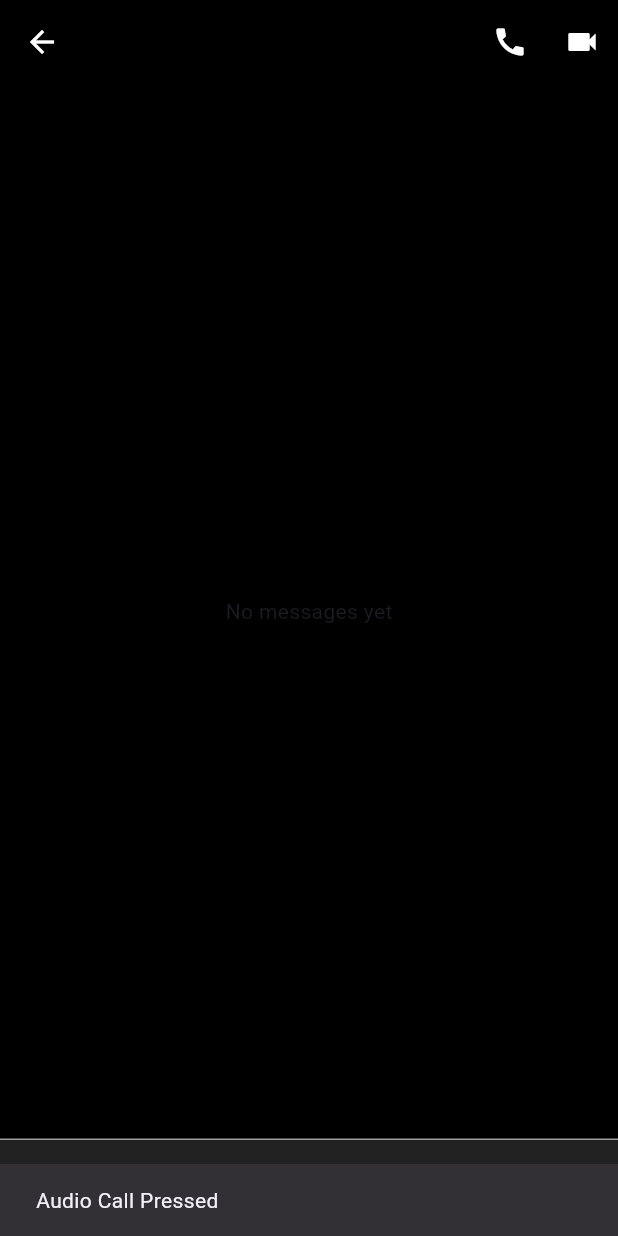
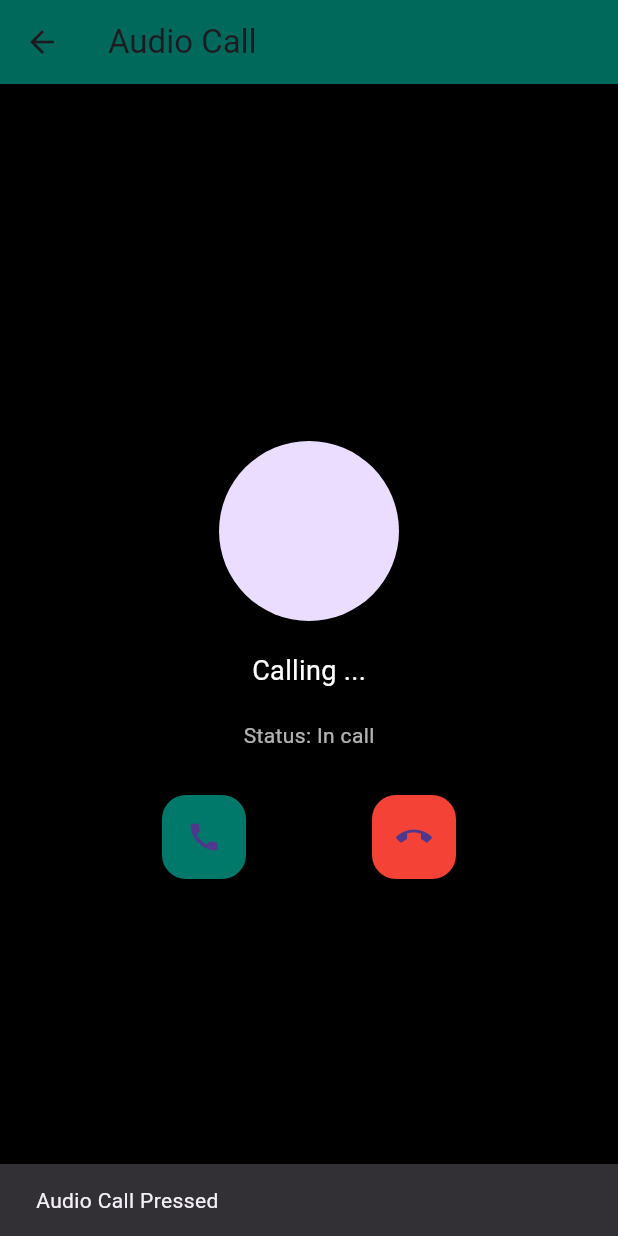
Before and after one commit to Anuja-js/fynxfitCoaches, a Flutter app: the CoachChatScreen screen opened directly with empty values, after a tap on the "call" icon, on a phone screen of 412 x 824 dp. Run offline on Flutter 3.47's test engine with Material 3 defaults, Android fonts, the phone set to English and light mode, and no system bars; our stand-ins replace bloc, cloud_firestore, dio, equatable, firebase_auth, firebase_core and 6 more; missing offline and left inert: flutter_webrtc; accounts and stored records are empty.

Commit message:
new changes

```diff
--- a/lib/views/bmi/bmi.dart
+++ b/lib/views/bmi/bmi.dart
@@ -25,7 +25,7 @@ class _BmiScreenState extends State<BmiScreen> {
           return Scaffold(
       backgroundColor: AppThemes.darkTheme.scaffoldBackgroundColor,
       appBar: AppBar(
-        title: CustomText(text:"BMI Calculator",),
+        title: const CustomText(text:"BMI Calculator",),
         backgroundColor: AppThemes.darkTheme.scaffoldBackgroundColor,
       ),
       body: Padding(
--- /dev/null
+++ b/lib/views/call/audio_call.dart
@@ -0,0 +1,131 @@
+import 'package:cloud_firestore/cloud_firestore.dart';
+import 'package:flutter/material.dart';
+import 'package:firebase_auth/firebase_auth.dart';
+import 'package:flutter_webrtc/flutter_webrtc.dart';
+import 'firestore_service.dart';
+import 'signaling.dart';
+
+class CoachAudioCallScreen extends StatefulWidget {
+  final String userId;
+  const CoachAudioCallScreen({super.key, required this.userId});
+
+  @override
+  State<CoachAudioCallScreen> createState() => CoachAudioCallScreenState();
+}
+
+class CoachAudioCallScreenState extends State<CoachAudioCallScreen> {
+  final user = FirebaseAuth.instance.currentUser;
+  late String roomId;
+  final _localRenderer = RTCVideoRenderer();
+  final _remoteRenderer = RTCVideoRenderer();
+  final _roomIdController = TextEditingController();
+  Signaling? signaling;
+  String _status = 'Idle';
+
+  @override
+  void initState() {
+    super.initState();
+    _localRenderer.initialize();
+    _remoteRenderer.initialize();
+    startCall(user!.uid.toString()+widget.userId, false);
+  }
+
+  @override
+  void dispose() {
+    signaling?.leaveCall();
+    _localRenderer.dispose();
+    _remoteRenderer.dispose();
+    _roomIdController.dispose();
+    super.dispose();
+  }
+
+  Future<void> startCall(String roomId, bool isCaller) async
+  {
+    setState(() => _status = isCaller ? 'Creating room...' : 'Joining room...');
+    try {
+      signaling = Signaling(
+        roomId: roomId,
+        localRenderer: _localRenderer,
+        remoteRenderer: _remoteRenderer,
+      );
+      await signaling!.init(isCaller: isCaller);
+      setState(() => _status = 'In call');
+    } catch (e) {
+      setState(() => _status = 'Error: $e');
+    }
+  }
+
+  Future<void> leaveCall() async {
+    final endTime = DateTime.now();
+    final duration = signaling?.startTime != null
+        ? endTime.difference(signaling!.startTime!).inSeconds
+        : 0;
+    await signaling?.leaveCall();
+
+    setState(() => _status = 'Call ended');
+    await FirestoreService().addCallHistory(
+      userId: widget.userId,
+      callData: {
+        'timestamp': Timestamp.now(),
+        'callWith': widget.userId,
+        'type':  'audio',
+        'duration': duration,
+      },
+    );
+
+    Navigator.pop(context);
+  }
+
+  @override
+  Widget build(BuildContext context) {
+    return Scaffold(
+      appBar: AppBar(
+        title: const Text('Audio Call'),
+        backgroundColor: Colors.teal[800],
+      ),
+      backgroundColor: Colors.black,
+      body: Center(
+        child: Padding(
+          padding: const EdgeInsets.all(24.0),
+          child: Column(
+            mainAxisAlignment: MainAxisAlignment.center,
+            children: [
+              CircleAvatar(
+                radius: 60,
+                // backgroundImage: NetworkImage(widget.),
+              ),
+              const SizedBox(height: 20),
+              Text(
+                'Calling ${widget.userId}...',
+                style: const TextStyle(color: Colors.white, fontSize: 18),
+              ),
+              const SizedBox(height: 20),
+              Text(
+                'Status: $_status',
+                style: const TextStyle(color: Colors.white70),
+              ),
+              const SizedBox(height: 30),
+              Row(
+                mainAxisAlignment: MainAxisAlignment.spaceEvenly,
+                children: [
+                  FloatingActionButton(
+                    heroTag: 'joinAudio',
+                    backgroundColor: Colors.teal[700],
+                    onPressed: () => startCall(widget.userId + user!.uid.toString(), false),
+                    child: const Icon(Icons.call),
+                  ),
+                  FloatingActionButton(
+                    heroTag: 'leaveAudio',
+                    backgroundColor: Colors.red,
+                    onPressed: leaveCall,
+                    child: const Icon(Icons.call_end),
+                  ),
+                ],
+              )
+            ],
+          ),
+        ),
+      ),
+    );
+  }
+}
--- /dev/null
+++ b/lib/views/call/signaling.dart
@@ -0,0 +1,140 @@
+import 'dart:developer';
+import 'package:cloud_firestore/cloud_firestore.dart';
+import 'package:flutter_webrtc/flutter_webrtc.dart';
+
+class Signaling {
+  final String roomId;
+  final RTCVideoRenderer localRenderer;
+  final RTCVideoRenderer remoteRenderer;
+
+  RTCPeerConnection? _peerConnection;
+  MediaStream? _localStream;
+  final _firestore = FirebaseFirestore.instance;
+  late final DocumentReference _roomRef;
+
+  bool isCaller = false;
+  DateTime? startTime; // ✅ Added to track call start time
+
+  Signaling({
+    required this.roomId,
+    required this.localRenderer,
+    required this.remoteRenderer,
+  });
+
+  Future<void> init({required bool isCaller}) async {
+    this.isCaller = isCaller;
+    startTime = DateTime.now(); // ✅ Capture call start time
+
+    _roomRef = _firestore.collection('calls').doc(roomId);
+
+    final config = {
+      'iceServers': [
+        {'urls': 'stun:stun.l.google.com:19302'},
+      ],
+    };
+
+    log('🎥 Fetching local media');
+    _localStream = await navigator.mediaDevices.getUserMedia({
+      'audio': true,
+      'video': {'facingMode': 'user'},
+    });
+    log('📶 Local stream ID: ${_localStream?.id}');
+    localRenderer.srcObject = _localStream;
+
+    _peerConnection = await createPeerConnection(config);
+    _peerConnection?.onConnectionState = (state) =>
+        log('🔌 ConnectionState: $state');
+
+    _peerConnection?.onIceCandidate = (candidate) {
+      log('🧩 ICE candidate: ${candidate.candidate}');
+      if (candidate.candidate != null) {
+        _roomRef
+            .collection(isCaller ? 'callerCandidates' : 'calleeCandidates')
+            .add(candidate.toMap());
+      }
+    };
+
+    _peerConnection?.onTrack = (event) {
+      log('🎯 onTrack streams count: ${event.streams.length}');
+      if (event.streams.isNotEmpty) {
+        log('✅ Attaching remote stream ID: ${event.streams[0].id}');
+        remoteRenderer.srcObject = event.streams[0];
+      }
+    };
+
+    _localStream?.getTracks().forEach((track) {
+      log('➕ Adding local track: ${track.kind}');
+      _peerConnection?.addTrack(track, _localStream!);
+    });
+
+    if (isCaller) {
+      log('📞 Creating offer');
+      final offer = await _peerConnection!.createOffer();
+      await _peerConnection!.setLocalDescription(offer);
+      log('📨 Offer SDP set');
+      await _roomRef.set({'offer': offer.toMap()});
+
+      _roomRef.snapshots().listen((snap) {
+        final data = snap.data() as Map<String, dynamic>?;
+        if (data != null && data['answer'] != null) {
+          log('📩 Received answer');
+          final ans = data['answer'];
+          _peerConnection?.setRemoteDescription(
+            RTCSessionDescription(ans['sdp'], ans['type']),
+          );
+        }
+      });
+
+      _roomRef.collection('calleeCandidates').snapshots().listen((snap) {
+        for (var c in snap.docChanges) {
+          final d = c.doc.data();
+          if (d != null) {
+            log('📡 Adding callee ICE candidate');
+            _peerConnection?.addCandidate(
+              RTCIceCandidate(d['candidate'], d['sdpMid'], d['sdpMLineIndex']),
+            );
+          }
+        }
+      });
+    } else {
+      log('📲 Joining existing call');
+      final doc = await _roomRef.get();
+      final data = doc.data() as Map<String, dynamic>;
+      log('📥 Got offer');
+      await _peerConnection!.setRemoteDescription(
+        RTCSessionDescription(data['offer']['sdp'], data['offer']['type']),
+      );
+
+      log('📞 Creating answer');
+      final answer = await _peerConnection!.createAnswer();
+      await _peerConnection!.setLocalDescription(answer);
+      await _roomRef.update({'answer': answer.toMap()});
+
+      _roomRef.collection('callerCandidates').snapshots().listen((snap) {
+        for (var c in snap.docChanges) {
+          final d = c.doc.data();
+          if (d != null) {
+            log('📡 Adding caller ICE candidate');
+            _peerConnection?.addCandidate(
+              RTCIceCandidate(d['candidate'], d['sdpMid'], d['sdpMLineIndex']),
+            );
+          }
+        }
+      });
+    }
+  }
+
+  Future<void> leaveCall() async {
+    log('🛑 Ending call');
+    await _peerConnection?.close();
+    await _localStream?.dispose();
+    remoteRenderer.srcObject = null;
+    localRenderer.srcObject = null;
+
+    final col = isCaller ? 'calleeCandidates' : 'callerCandidates';
+    final snap = await _roomRef.collection(col).get();
+    for (var doc in snap.docs) await doc.reference.delete();
+
+    await _roomRef.delete();
+  }
+}
--- a/lib/views/message/message.dart
+++ b/lib/views/message/message.dart
@@ -12,6 +12,7 @@ import 'package:fynxfitcoaches/views/call/video_call.dart';
 import 'package:fynxfitcoaches/views/main_page/main_screen.dart';
 import 'package:intl/intl.dart';
 import '../../widgets/customs/custom_text.dart';
+import '../call/audio_call.dart';
 
 class CoachChatScreen extends StatefulWidget {
   final String chatId;
@@ -123,6 +124,13 @@ class _CoachChatScreenState extends State<CoachChatScreen> {
               color: AppThemes.darkTheme.appBarTheme.foregroundColor,),
             tooltip: 'Audio Call',
             onPressed: () {
+              Navigator.push(
+                context,
+                MaterialPageRoute(
+                    builder: (_) => CoachAudioCallScreen(userId:  widget.userId)
+
+                ),
+              );
               ScaffoldMessenger.of(context).showSnackBar(
                 const SnackBar(content: Text('Audio Call Pressed')),
               );
--- a/pubspec.yaml
+++ b/pubspec.yaml
@@ -53,7 +53,7 @@ dependencies:
   video_player: ^2.9.3
   http: ^1.3.0
   cloudinary_public: ^0.23.1
-  #  flutter_webrtc: any
+  flutter_webrtc: any
   #  webrtc_interface: any
   intl: ^0.18.1
 #  jitsi_meet_flutter_sdk: any
```
Also changed, not shown: lib/views/call/call_history.dart (added, +55 -0 lines), lib/views/call/firestore_service.dart (added, +138 -0 lines), lib/views/call/video_call.dart (+173 -24 lines), pubspec.lock, 5 other files.
